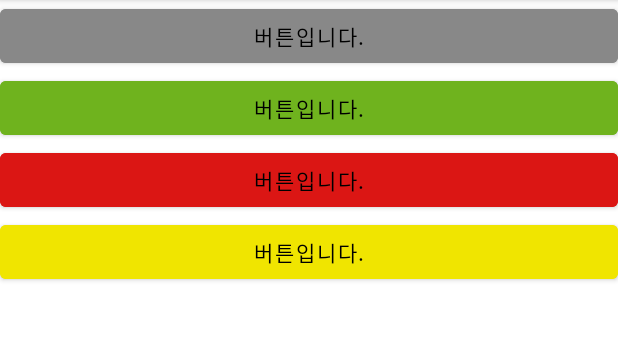
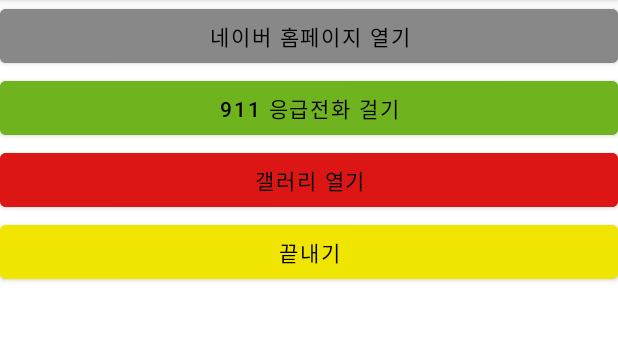
Before and after one commit to leehj24/Android_practice, an Android app: the screen it shows after launch (MainActivity), on a phone screen of 412 x 824 dp, the part 84-423 px from its top. Run offline under Robolectric (Android 15) with nearby library versions, the phone set to English and light mode, and no system bars.

Commit message:
android_3주차

```diff
--- a/app/src/main/res/values/strings.xml
+++ b/app/src/main/res/values/strings.xml
@@ -1,7 +1,7 @@
 <resources>
     <string name="app_name">My Application</string>
-    <string name="strBtn1">버튼입니다.</string>
-    <string name="strBtn2">버튼입니다.</string>
-    <string name="strBtn3">버튼입니다.</string>
-    <string name="strBtn4">버튼입니다.</string>
+    <string name="strBtn1">네이버 홈페이지 열기</string>
+    <string name="strBtn2">911 응급전화 걸기</string>
+    <string name="strBtn3">갤러리 열기</string>
+    <string name="strBtn4">끝내기</string>
 </resources>
```
